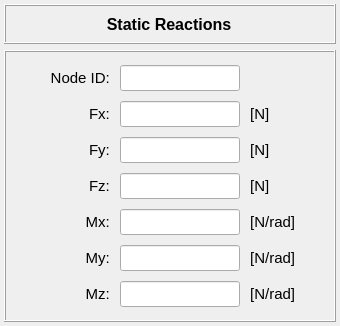
The window that data/user_input/ui/analysis_/structural_/reactions_plot.ui (open-pulse/OpenPulse) describes before a commit, drawn with Qt 5.
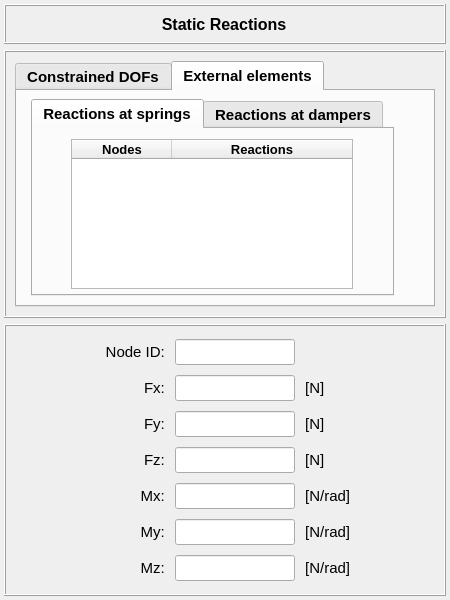
The same window after the commit.

Commit message: Plot the reactions for static analysis

```diff
--- a/data/user_input/ui/analysis_/structural_/reactions_plot.ui
+++ b/data/user_input/ui/analysis_/structural_/reactions_plot.ui
@@ -6,8 +6,8 @@
    <rect>
     <x>0</x>
     <y>0</y>
-    <width>340</width>
-    <height>326</height>
+    <width>450</width>
+    <height>600</height>
    </rect>
   </property>
   <property name="minimumSize">
@@ -18,8 +18,8 @@
   </property>
   <property name="maximumSize">
    <size>
-    <width>340</width>
-    <height>326</height>
+    <width>450</width>
+    <height>600</height>
    </size>
   </property>
   <property name="windowTitle">
@@ -38,7 +38,7 @@
    <property name="bottomMargin">
     <number>4</number>
    </property>
-   <item row="1" column="0">
+   <item row="2" column="0">
     <widget class="QFrame" name="frame_2">
      <property name="minimumSize">
       <size>
@@ -866,6 +866,296 @@
      </layout>
     </widget>
    </item>
+   <item row="1" column="0">
+    <widget class="QFrame" name="frame_5">
+     <property name="minimumSize">
+      <size>
+       <width>0</width>
+       <height>268</height>
+      </size>
+     </property>
+     <property name="frameShape">
+      <enum>QFrame::Box</enum>
+     </property>
+     <property name="frameShadow">
+      <enum>QFrame::Raised</enum>
+     </property>
+     <layout class="QGridLayout" name="gridLayout_4">
+      <item row="0" column="0">
+       <widget class="QTabWidget" name="tabWidget_reactions">
+        <property name="minimumSize">
+         <size>
+          <width>0</width>
+          <height>246</height>
+         </size>
+        </property>
+        <property name="maximumSize">
+         <size>
+          <width>16777215</width>
+          <height>246</height>
+         </size>
+        </property>
+        <property name="font">
+         <font>
+          <family>MS Shell Dlg 2</family>
+          <pointsize>11</pointsize>
+          <weight>75</weight>
+          <italic>false</italic>
+          <bold>true</bold>
+         </font>
+        </property>
+        <property name="currentIndex">
+         <number>1</number>
+        </property>
+        <widget class="QWidget" name="tab_constrained_dofs">
+         <attribute name="title">
+          <string>Constrained DOFs</string>
+         </attribute>
+         <widget class="QTreeWidget" name="treeWidget_reactions_at_constrained_dofs">
+          <property name="geometry">
+           <rect>
+            <x>54</x>
+            <y>22</y>
+            <width>282</width>
+            <height>170</height>
+           </rect>
+          </property>
+          <property name="minimumSize">
+           <size>
+            <width>282</width>
+            <height>170</height>
+           </size>
+          </property>
+          <property name="maximumSize">
+           <size>
+            <width>282</width>
+            <height>170</height>
+           </size>
+          </property>
+          <property name="font">
+           <font>
+            <family>Arial</family>
+            <pointsize>10</pointsize>
+            <italic>true</italic>
+           </font>
+          </property>
+          <property name="indentation">
+           <number>0</number>
+          </property>
+          <column>
+           <property name="text">
+            <string>Nodes</string>
+           </property>
+           <property name="font">
+            <font>
+             <family>MS Shell Dlg 2</family>
+             <pointsize>10</pointsize>
+             <weight>75</weight>
+             <italic>false</italic>
+             <bold>true</bold>
+            </font>
+           </property>
+           <property name="textAlignment">
+            <set>AlignCenter</set>
+           </property>
+          </column>
+          <column>
+           <property name="text">
+            <string>Reactions</string>
+           </property>
+           <property name="font">
+            <font>
+             <family>MS Shell Dlg 2</family>
+             <pointsize>10</pointsize>
+             <weight>75</weight>
+             <italic>false</italic>
+             <bold>true</bold>
+            </font>
+           </property>
+           <property name="textAlignment">
+            <set>AlignCenter</set>
+           </property>
+          </column>
+         </widget>
+        </widget>
+        <widget class="QWidget" name="tab_external_springs_dampers">
+         <attribute name="title">
+          <string>External elements</string>
+         </attribute>
+         <widget class="QTabWidget" name="tabWidget_springs_dampers">
+          <property name="geometry">
+           <rect>
+            <x>14</x>
+            <y>8</y>
+            <width>363</width>
+            <height>197</height>
+           </rect>
+          </property>
+          <property name="font">
+           <font>
+            <family>MS Shell Dlg 2</family>
+            <pointsize>11</pointsize>
+            <weight>75</weight>
+            <italic>false</italic>
+            <bold>true</bold>
+           </font>
+          </property>
+          <property name="currentIndex">
+           <number>0</number>
+          </property>
+          <widget class="QWidget" name="tab_nodes_with_springs">
+           <attribute name="title">
+            <string>Reactions at springs</string>
+           </attribute>
+           <widget class="QTreeWidget" name="treeWidget_reactions_at_springs">
+            <property name="geometry">
+             <rect>
+              <x>38</x>
+              <y>10</y>
+              <width>282</width>
+              <height>150</height>
+             </rect>
+            </property>
+            <property name="minimumSize">
+             <size>
+              <width>282</width>
+              <height>150</height>
+             </size>
+            </property>
+            <property name="maximumSize">
+             <size>
+              <width>282</width>
+              <height>150</height>
+             </size>
+            </property>
+            <property name="font">
+             <font>
+              <family>Arial</family>
+              <pointsize>9</pointsize>
+              <weight>50</weight>
+              <italic>true</italic>
+              <bold>false</bold>
+             </font>
+            </property>
+            <property name="indentation">
+             <number>0</number>
+            </property>
+            <column>
+             <property name="text">
+              <string>Nodes</string>
+             </property>
+             <property name="font">
+              <font>
+               <family>MS Shell Dlg 2</family>
+               <pointsize>10</pointsize>
+               <weight>75</weight>
+               <italic>false</italic>
+               <bold>true</bold>
+              </font>
+             </property>
+             <property name="textAlignment">
+              <set>AlignCenter</set>
+             </property>
+            </column>
+            <column>
+             <property name="text">
+              <string>Reactions</string>
+             </property>
+             <property name="font">
+              <font>
+               <family>MS Shell Dlg 2</family>
+               <pointsize>10</pointsize>
+               <weight>75</weight>
+               <italic>false</italic>
+               <bold>true</bold>
+              </font>
+             </property>
+             <property name="textAlignment">
+              <set>AlignCenter</set>
+             </property>
+            </column>
+           </widget>
+          </widget>
+          <widget class="QWidget" name="tab_nodes_with_dampers">
+           <attribute name="title">
+            <string>Reactions at dampers</string>
+           </attribute>
+           <widget class="QTreeWidget" name="treeWidget_reactions_at_dampers">
+            <property name="geometry">
+             <rect>
+              <x>38</x>
+              <y>10</y>
+              <width>282</width>
+              <height>150</height>
+             </rect>
+            </property>
+            <property name="minimumSize">
+             <size>
+              <width>282</width>
+              <height>150</height>
+             </size>
+            </property>
+            <property name="maximumSize">
+             <size>
+              <width>282</width>
+              <height>150</height>
+             </size>
+            </property>
+            <property name="font">
+             <font>
+              <family>Arial</family>
+              <pointsize>9</pointsize>
+              <weight>50</weight>
+              <italic>true</italic>
+              <bold>false</bold>
+             </font>
+            </property>
+            <property name="indentation">
+             <number>0</number>
+            </property>
+            <column>
+             <property name="text">
+              <string>Nodes</string>
+             </property>
+             <property name="font">
+              <font>
+               <family>MS Shell Dlg 2</family>
+               <pointsize>10</pointsize>
+               <weight>75</weight>
+               <italic>false</italic>
+               <bold>true</bold>
+              </font>
+             </property>
+             <property name="textAlignment">
+              <set>AlignCenter</set>
+             </property>
+            </column>
+            <column>
+             <property name="text">
+              <string>Reactions</string>
+             </property>
+             <property name="font">
+              <font>
+               <family>MS Shell Dlg 2</family>
+               <pointsize>10</pointsize>
+               <weight>75</weight>
+               <italic>false</italic>
+               <bold>true</bold>
+              </font>
+             </property>
+             <property name="textAlignment">
+              <set>AlignCenter</set>
+             </property>
+            </column>
+           </widget>
+          </widget>
+         </widget>
+        </widget>
+       </widget>
+      </item>
+     </layout>
+    </widget>
+   </item>
   </layout>
  </widget>
  <resources/>
```
Left out of the diff: 18 changed lines with no effect on the pictures. The commit also changes 6 other files.
